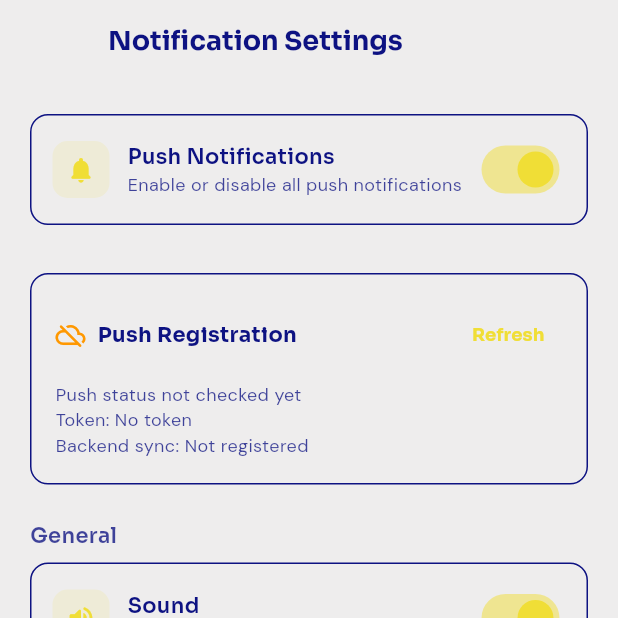
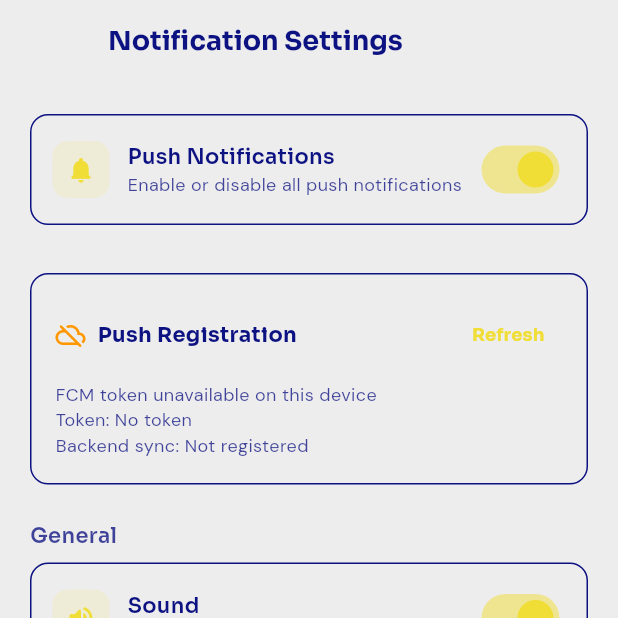
Before and after one commit to abhishek036/EXC-APP-, a Flutter app: the NotificationSettingsPage screen opened by its route, after a tap on "Refresh", on a phone screen of 412 x 824 dp, the top half of it. Run offline on Flutter 3.47's test engine with Material 3 defaults, Android fonts, the phone set to English and light mode, and no system bars; drawn by our look-alikes of flutter_animate; our stand-ins replace connectivity_plus, dio, equatable, file_picker, firebase_core, firebase_messaging and 16 more; missing offline and left inert: apivideo_live_stream, excel; accounts and stored records are empty; network calls fail.

Commit message:
Fix notification badge sync and push registration handling

```diff
--- a/coachpro/lib/core/services/push_notification_service.dart
+++ b/coachpro/lib/core/services/push_notification_service.dart
@@ -207,6 +207,9 @@ class PushNotificationService {
     final globalPushEnabled = prefs.getBool(_globalPushEnabledKey) ?? true;
     if (!globalPushEnabled) {
       _initialized = true;
+      _lastRegisterSucceeded = false;
+      _lastRegisterAt = DateTime.now();
+      _lastRegisterMessage = 'Push disabled in app settings';
       debugPrint(
         'PushNotificationService initialized with push disabled by user preference',
       );
@@ -258,12 +261,21 @@ class PushNotificationService {
 
   Future<void> _registerCurrentToken() async {
     await _ensureFcmToken();
-    if (_fcmToken == null || _fcmToken!.isEmpty) return;
+    if (_fcmToken == null || _fcmToken!.isEmpty) {
+      _lastRegisterSucceeded = false;
+      _lastRegisterAt = DateTime.now();
+      _lastRegisterMessage = 'FCM token unavailable on this device';
+      return;
+    }
 
     final storage = sl<SecureStorageService>();
     final token = await storage.getToken();
 
     if (token == null || token.isEmpty) {
+      _lastRegisterSucceeded = false;
+      _lastRegisterAt = DateTime.now();
+      _lastRegisterMessage =
+          'Session missing or expired. Login again to register push token';
       return;
     }
 
```
Also changed, not shown: coachpro/lib/features/settings/presentation/pages/settings_page.dart (+21 -1 lines), coachpro/lib/features/shared/presentation/pages/notifications_page.dart (+23 -1 lines), coachpro/lib/features/student/presentation/pages/student_dashboard_page.dart (+6 -1 lines), coachpro/lib/features/teacher/presentation/pages/teacher_dashboard_page.dart (+11 -3 lines).
